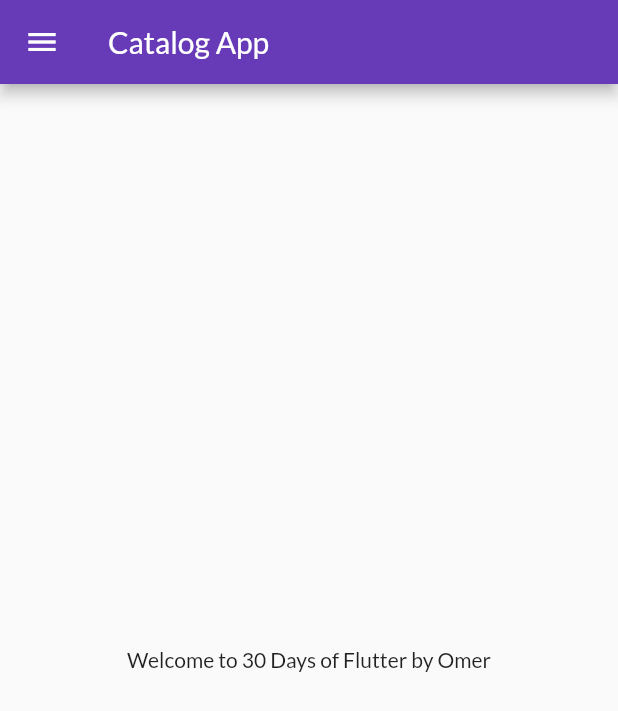
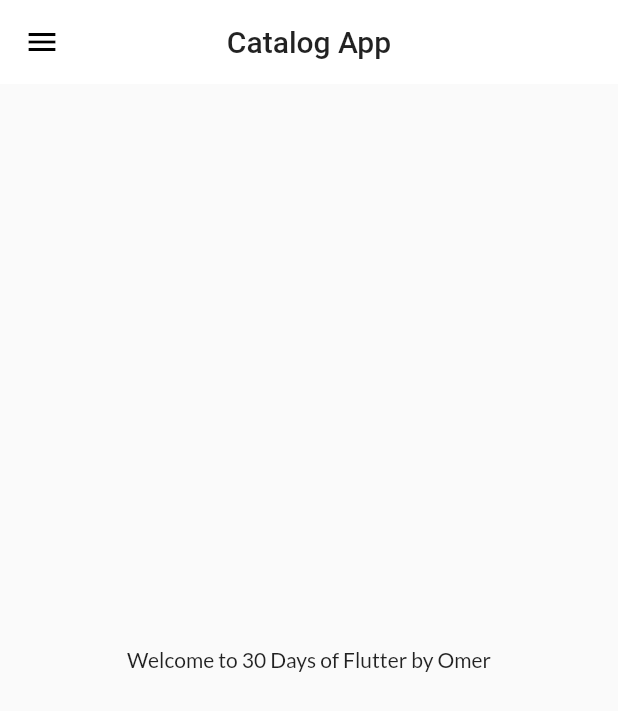
Before and after one commit to omer-obaid/30DaysofFlutter, a Flutter app: the screen it shows after launch, on a phone screen of 412 x 824 dp. Shown: the top 711 px of the screen. Run offline on Flutter 3.47's test engine with Material 2 defaults, Android fonts, the phone set to English and light mode, and no system bars; our stand-ins replace google_fonts, matcher.

Commit message:
themes extracted

```diff
--- a/lib/main.dart
+++ b/lib/main.dart
@@ -2,6 +2,7 @@ import 'package:flutter/material.dart';
 import 'package:flutter_catalog/pages/home_page.dart';
 import 'package:flutter_catalog/pages/login_page.dart';
 import 'package:flutter_catalog/utils/routes.dart';
+import 'package:flutter_catalog/widgets/themes.dart';
 import 'package:google_fonts/google_fonts.dart';
 
 void main() {
@@ -13,12 +14,9 @@ class MyApp extends StatelessWidget {
   Widget build(BuildContext context) {
     return MaterialApp(
       themeMode: ThemeMode.light,
-      theme: ThemeData(
-        primarySwatch: Colors.deepPurple,
-        fontFamily: GoogleFonts.lato().fontFamily,
-      ),
+      theme: MyTheme.lightTheme(context),
+      darkTheme: MyTheme.darkTheme(context),
       debugShowCheckedModeBanner: false,
-      darkTheme: ThemeData(brightness: Brightness.dark),
       initialRoute: MyRoutes.homeRoute,
       routes: {
         "/": (context) => LoginPage(),
--- /dev/null
+++ b/lib/widgets/themes.dart
@@ -0,0 +1,17 @@
+import 'package:flutter/material.dart';
+import 'package:google_fonts/google_fonts.dart';
+
+class MyTheme {
+  static ThemeData lightTheme(BuildContext context) => ThemeData(
+      primarySwatch: Colors.deepPurple,
+      fontFamily: GoogleFonts.lato().fontFamily,
+      appBarTheme: AppBarTheme(
+          centerTitle: true,
+          color: Colors.white,
+          elevation: 0.0,
+          iconTheme: IconThemeData(color: Colors.black),
+          titleTextStyle: Theme.of(context).textTheme.headline6));
+
+  static ThemeData darkTheme(BuildContext context) =>
+      ThemeData(brightness: Brightness.dark);
+}
```
